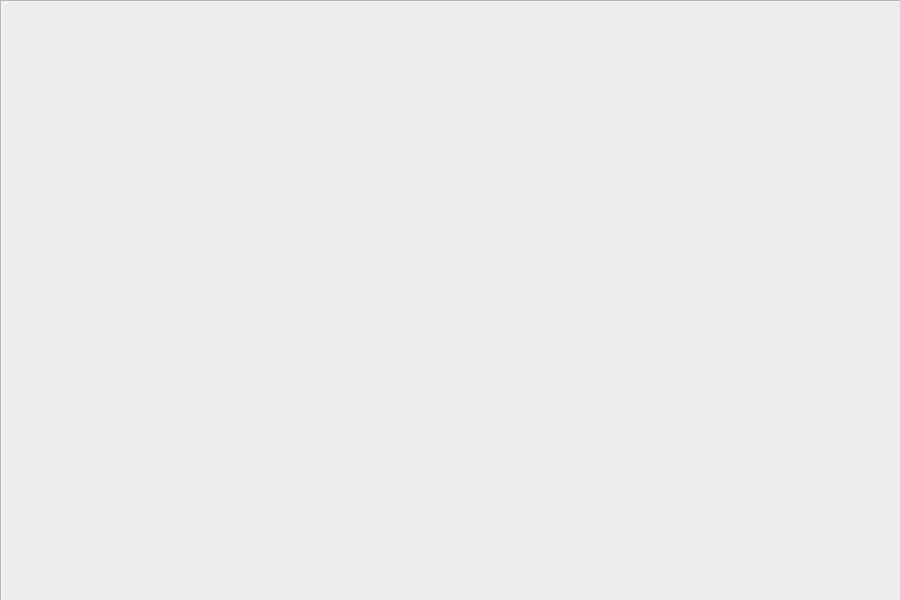
zzvsjs1/GTerm, file src/GTsubWindow.ui: the form before one commit.
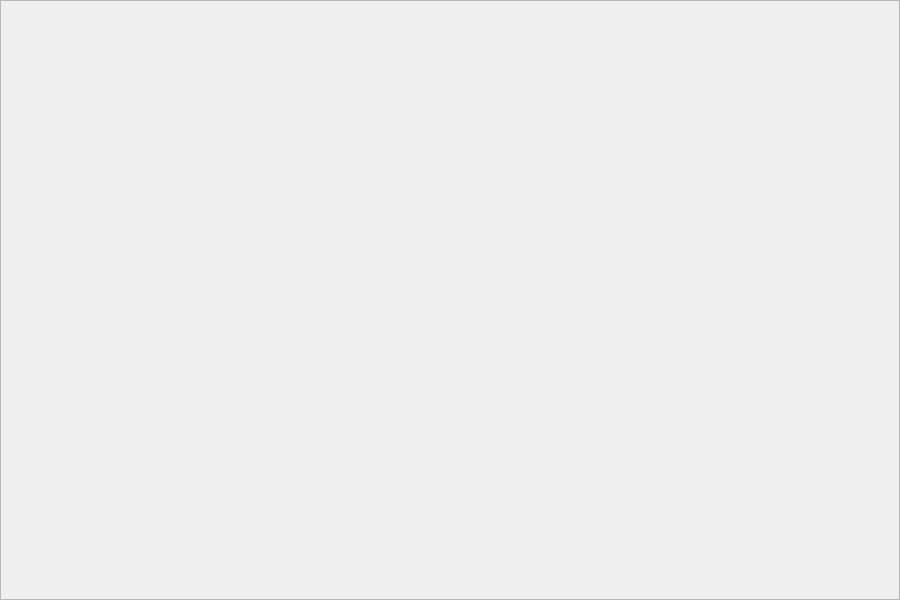
The form after the commit. Icons and pictures are not drawn.

Patch:
```diff
--- a/src/GTsubWindow.ui
+++ b/src/GTsubWindow.ui
@@ -10,6 +10,18 @@
     <height>600</height>
    </rect>
   </property>
+  <property name="minimumSize">
+   <size>
+    <width>900</width>
+    <height>600</height>
+   </size>
+  </property>
+  <property name="maximumSize">
+   <size>
+    <width>900</width>
+    <height>600</height>
+   </size>
+  </property>
   <property name="font">
    <font>
     <pointsize>12</pointsize>
@@ -26,15 +38,48 @@
    <locale language="English" country="UnitedStates"/>
   </property>
   <widget class="QWidget" name="subCentralwidget">
+   <property name="minimumSize">
+    <size>
+     <width>900</width>
+     <height>600</height>
+    </size>
+   </property>
+   <property name="maximumSize">
+    <size>
+     <width>900</width>
+     <height>600</height>
+    </size>
+   </property>
    <widget class="QScrollArea" name="scrollArea">
     <property name="geometry">
      <rect>
       <x>0</x>
       <y>0</y>
-      <width>901</width>
-      <height>601</height>
+      <width>900</width>
+      <height>600</height>
      </rect>
     </property>
+    <property name="sizePolicy">
+     <sizepolicy hsizetype="Preferred" vsizetype="Preferred">
+      <horstretch>0</horstretch>
+      <verstretch>0</verstretch>
+     </sizepolicy>
+    </property>
+    <property name="minimumSize">
+     <size>
+      <width>0</width>
+      <height>0</height>
+     </size>
+    </property>
+    <property name="maximumSize">
+     <size>
+      <width>900</width>
+      <height>600</height>
+     </size>
+    </property>
+    <property name="sizeAdjustPolicy">
+     <enum>QAbstractScrollArea::AdjustToContents</enum>
+    </property>
     <property name="widgetResizable">
      <bool>true</bool>
     </property>
@@ -43,8 +88,8 @@
       <rect>
        <x>0</x>
        <y>0</y>
-       <width>899</width>
-       <height>599</height>
+       <width>898</width>
+       <height>598</height>
       </rect>
      </property>
      <property name="mouseTracking">
```
Left out of the diff: 6 changed lines with no effect on the pictures.
